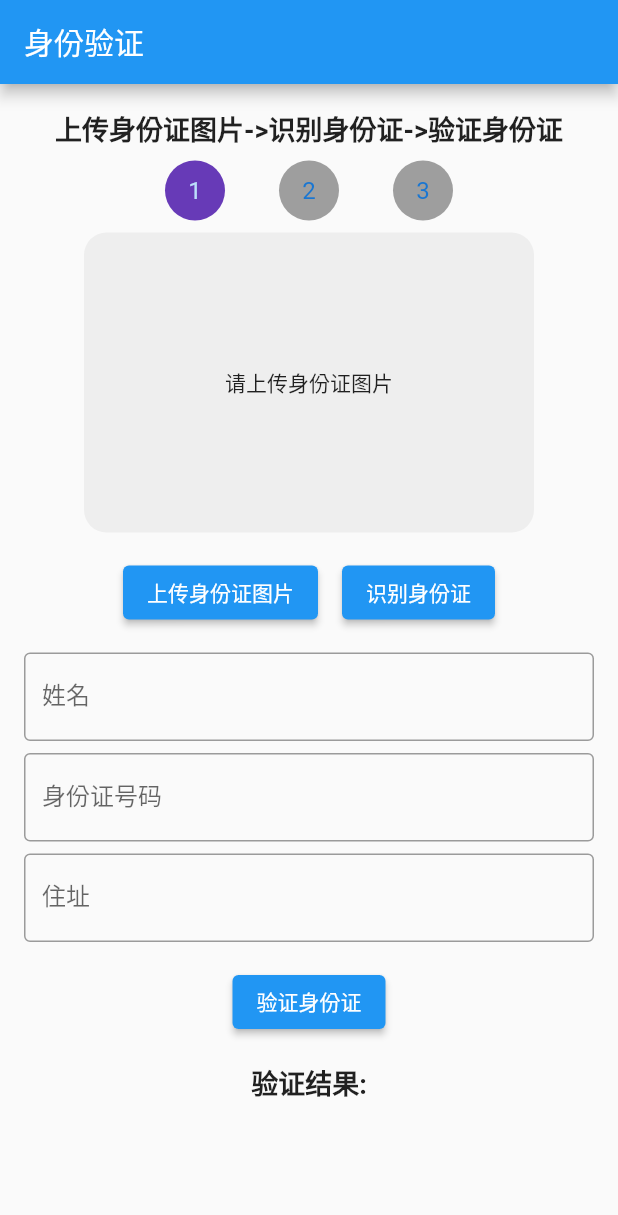
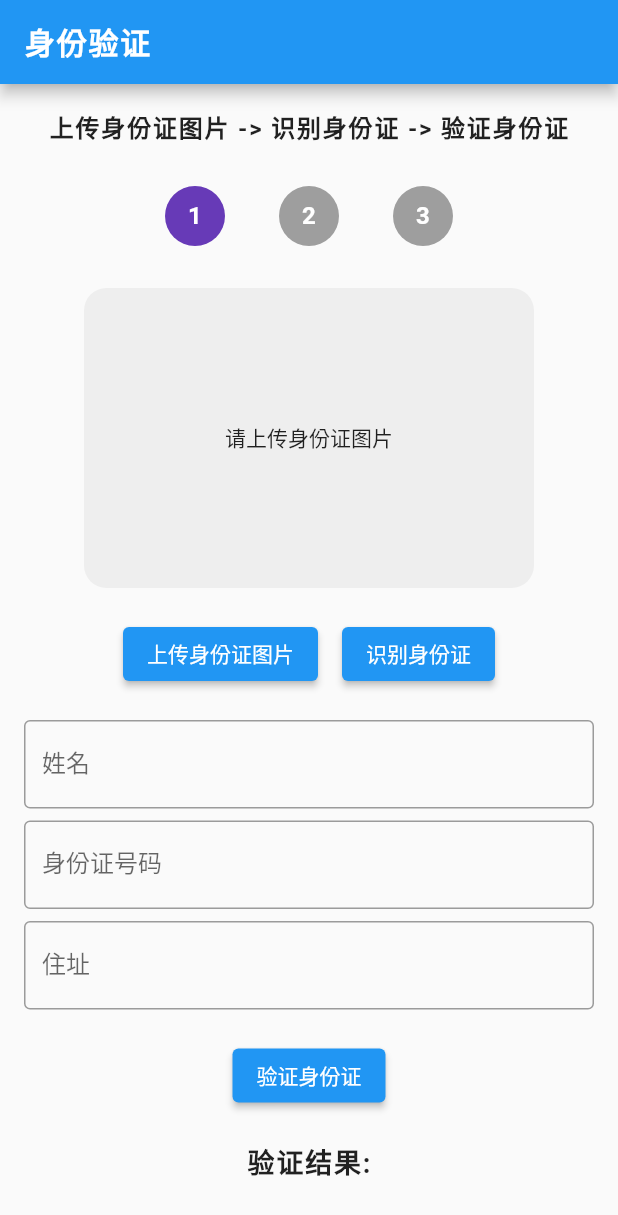
Before and after one commit to Niggling/SmartCommunity, a Flutter app: the Authentication screen opened directly, on a phone screen of 412 x 824 dp. Shown: the top 1215 px of the screen. Run offline on Flutter 3.47's test engine with Material 2 defaults, Android fonts, the phone set to English and light mode, and no system bars; our stand-ins replace dio, image_picker, video_player; missing offline and left inert: mysql1.

Commit message:
实名认证界面更新

```diff
--- a/lib/Authentication.dart
+++ b/lib/Authentication.dart
@@ -70,8 +70,7 @@ class _AuthenticationState extends State<Authentication> {
         message = data['msg'];
         if (status == '01') {
           step = 3;
-        }
-        else {
+        } else {
           setState(() {
             status = 'Error';
             message = '身份验证请求出错';
@@ -159,7 +158,15 @@ class _AuthenticationState extends State<Authentication> {
   Widget build(BuildContext context) {
     return Scaffold(
       appBar: AppBar(
-        title: Text('身份验证'),
+        title: Text(
+          '身份验证',
+          style: TextStyle(
+            fontSize: 20,
+            fontWeight: FontWeight.bold,
+            letterSpacing: 1.2,
+          ),
+        ),
+
         backgroundColor: Colors.blue,
       ),
       body: SingleChildScrollView(
@@ -169,38 +176,25 @@ class _AuthenticationState extends State<Authentication> {
           crossAxisAlignment: CrossAxisAlignment.center,
           children: [
             Text(
-              '上传身份证图片->识别身份证->验证身份证',
-              style: TextStyle(fontSize: 18, fontWeight: FontWeight.bold),
+              '上传身份证图片 -> 识别身份证 -> 验证身份证',
+              style: TextStyle(
+                fontSize: 16,
+                fontWeight: FontWeight.bold,
+                letterSpacing: 1.2,
+              ),
             ),
+            SizedBox(height: 20),
             Row(
               mainAxisAlignment: MainAxisAlignment.center,
               children: [
-                Padding(
-                  padding: const EdgeInsets.all(8.0),
-                  child: CircleAvatar(
-                    child: Text("1"),
-                    backgroundColor: step > 0 ? Colors.deepPurple : Colors.grey,
-                  ),
-                ),
-                SizedBox(width: 20), // 添加间距
-                Padding(
-                  padding: const EdgeInsets.all(8.0),
-                  child: CircleAvatar(
-                    child: Text("2"),
-                    backgroundColor: step > 1 ? Colors.deepPurple : Colors.grey,
-                  ),
-                ),
-                SizedBox(width: 20), // 添加间距
-                Padding(
-                  padding: const EdgeInsets.all(8.0),
-                  child: CircleAvatar(
-                    child: Text("3"),
-                    backgroundColor: step > 2 ? Colors.deepPurple : Colors.grey,
-                  ),
-                ),
+                _buildCircleAvatar('1', step > 0),
+                SizedBox(width: 20),
+                _buildCircleAvatar('2', step > 1),
+                SizedBox(width: 20),
+                _buildCircleAvatar('3', step > 2),
               ],
             ),
-
+            SizedBox(height: 20),
             Container(
               width: 300,
               height: 200,
@@ -208,11 +202,14 @@ class _AuthenticationState extends State<Authentication> {
                 color: Colors.grey[200],
                 borderRadius: BorderRadius.circular(15),
               ),
-              child: uploadedImages.isNotEmpty ?
-              Image.memory(base64Decode(uploadedImages.last), fit: BoxFit.cover) :
-              Center(child: Text('请上传身份证图片')),
+              child: uploadedImages.isNotEmpty
+                  ? Image.memory(
+                base64Decode(uploadedImages.last),
+                fit: BoxFit.cover,
+              )
+                  : Center(child: Text('请上传身份证图片')),
             ),
-            SizedBox(height: 16),
+            SizedBox(height: 20),
             Row(
               mainAxisAlignment: MainAxisAlignment.center,
               children: [
@@ -227,7 +224,7 @@ class _AuthenticationState extends State<Authentication> {
                 ),
               ],
             ),
-            SizedBox(height: 16),
+            SizedBox(height: 20),
             TextField(
               controller: nameController,
               decoration: InputDecoration(
@@ -251,20 +248,46 @@ class _AuthenticationState extends State<Authentication> {
                 border: OutlineInputBorder(),
               ),
             ),
-            SizedBox(height: 16),
+            SizedBox(height: 20),
             ElevatedButton(
               onPressed: verifyIdCard,
               child: Text('验证身份证'),
             ),
-            SizedBox(height: 16),
+            SizedBox(height: 20),
             Text(
               '验证结果:',
-              style: TextStyle(fontSize: 18, fontWeight: FontWeight.bold),
+              style: TextStyle(
+                fontSize: 18,
+                fontWeight: FontWeight.bold,
+                letterSpacing: 1.2,
+              ),
             ),
             SizedBox(height: 8),
-            Text(status == '01' ? '实名认证成功' : status == 'Error' ? '实名认证失败' : ''),
+            Text(
+              status == '01'
+                  ? '实名认证成功'
+                  : status == 'Error'
+                  ? '实名认证失败'
+                  : '',
+            ),
           ],
         ),
+      ),
+    );
+  }
+
+  Widget _buildCircleAvatar(String label, bool isActive) {
+    return Padding(
+      padding: const EdgeInsets.all(8.0),
+      child: CircleAvatar(
+        child: Text(
+          label,
+          style: TextStyle(
+            color: Colors.white,
+            fontWeight: FontWeight.bold,
+          ),
+        ),
+        backgroundColor: isActive ? Colors.deepPurple : Colors.grey,
       ),
     );
   }
```
